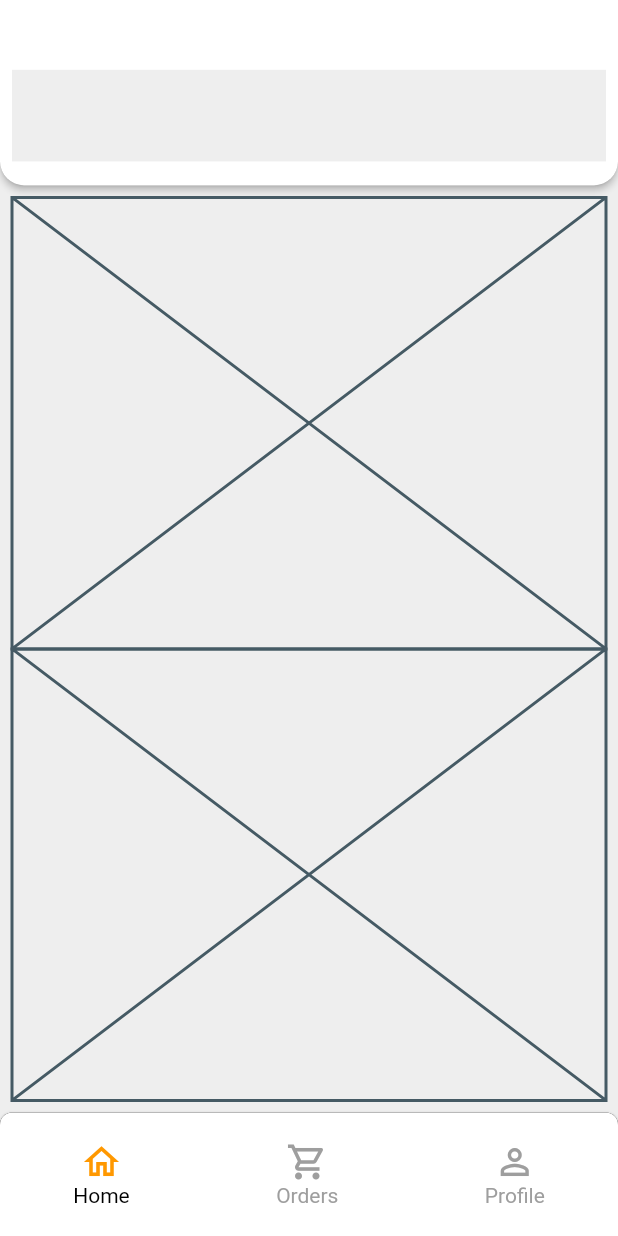
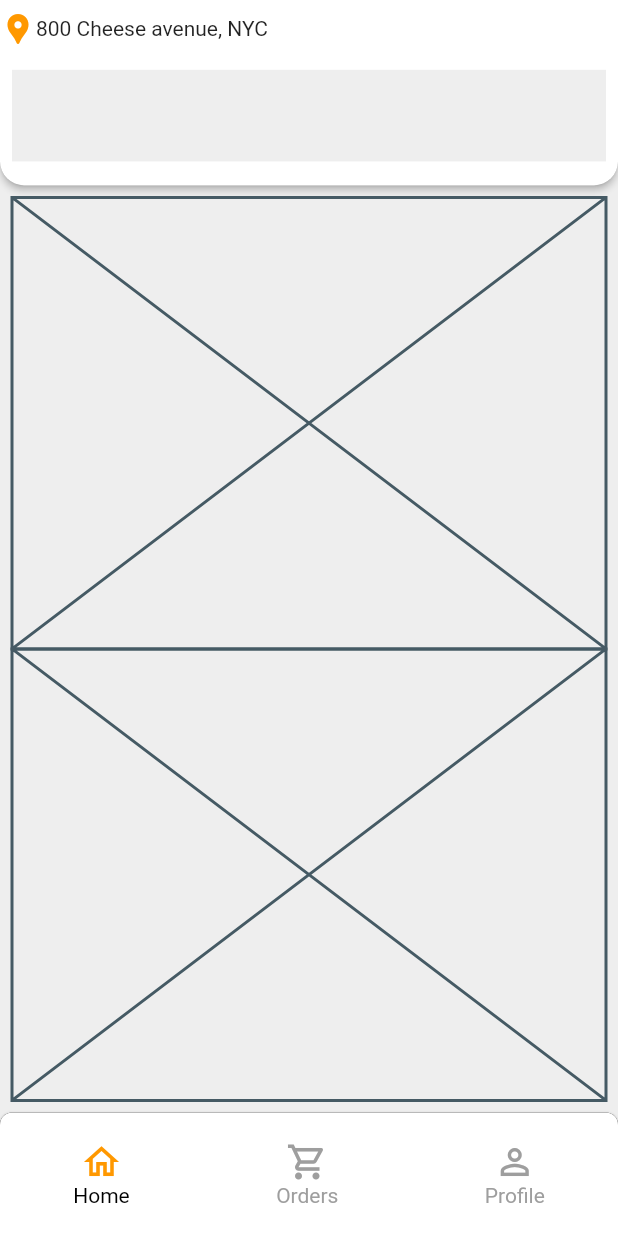
Before and after one commit to JAICHANGPARK/flutter_notebook_11th_story, a Flutter app: the screen it shows after launch, on a phone screen of 412 x 824 dp. Run offline on Flutter 3.47's test engine with Material 2 defaults, Android fonts, the phone set to English and light mode, and no system bars; our stand-ins replace backdrop, badges, flutter_inner_drawer, flutter_slidable, flutter_swiper, google_fonts.

Commit message:
Update food_home_page.dart

```diff
--- a/lib/ep744_food_app/ui/food_home_page.dart
+++ b/lib/ep744_food_app/ui/food_home_page.dart
@@ -40,7 +40,11 @@ class _FoodHomePageState extends State<FoodHomePage> {
                         Expanded(
                           flex: 2,
                           child: Row(
-
+                          children: [
+                            Icon(Icons.location_pin, color: Colors.orange,),
+                            Text("800 Cheese avenue, "),
+                            Text("NYC")
+                          ],
                           ),
                         ),
                         Expanded(
```
